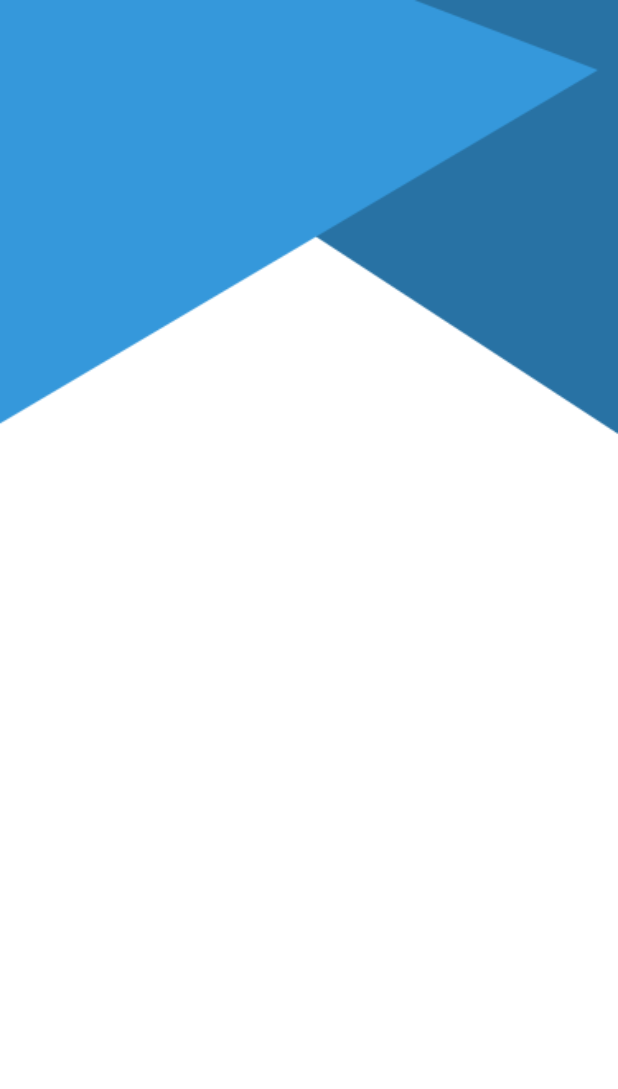
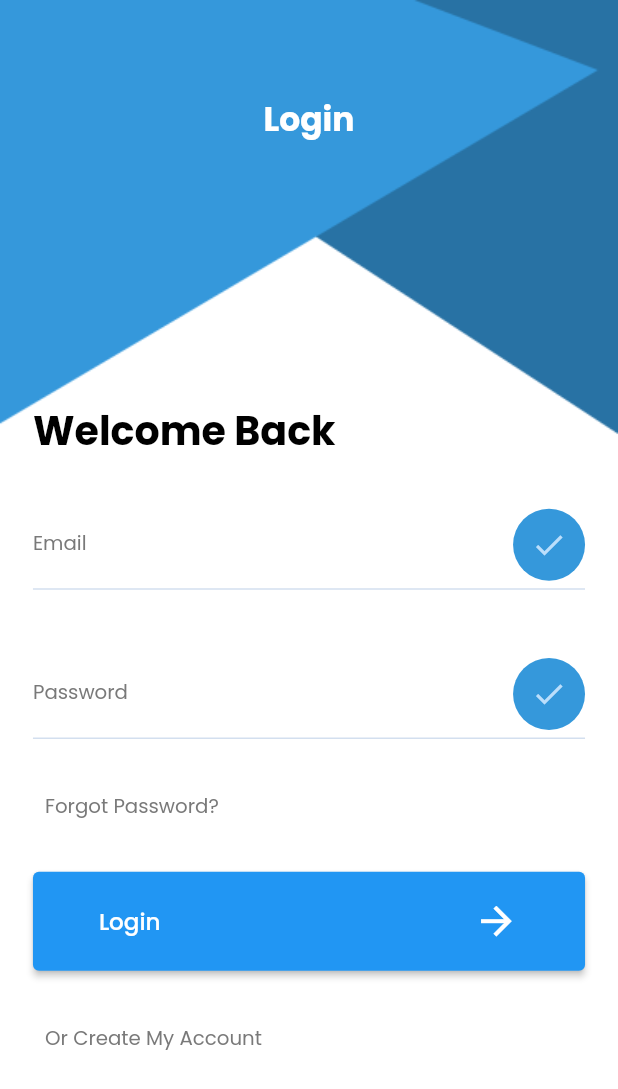
Before and after one commit to heshamgasser/chat_app, a Flutter app: the screen it shows after launch, on a phone screen of 412 x 824 dp. Shown: the top 1089 px of the screen. Run offline on Flutter 3.47's test engine with Material 2 defaults, Android fonts, the phone set to English and light mode, and no system bars; our stand-ins replace flutter_screenutil, google_fonts.

Commit message:
complete login screen ui design

```diff
--- a/lib/main.dart
+++ b/lib/main.dart
@@ -1,10 +1,13 @@
 import 'package:chat_app/screens/login_screen.dart';
-import 'package:chat_app/styles/app_theme.dart';
+import 'package:chat_app/style/app_theme.dart';
+
 import 'package:flutter/material.dart';
 import 'package:flutter_screenutil/flutter_screenutil.dart';
 
 void main (){
-  runApp(ChatApp());
+  runApp(ScreenUtilInit(
+      designSize: const Size(375, 812),
+      child: ChatApp()));
 }
 
 
@@ -13,16 +16,19 @@ class ChatApp extends StatelessWidget {
 
   @override
   Widget build(BuildContext context) {
-    return ScreenUtilInit(
-      designSize: const Size(375, 812),
-      child: MaterialApp(
-        debugShowCheckedModeBanner: false,
-        initialRoute: LoginScreen.routeName,
-        routes: {
-          LoginScreen.routeName:(context) => LoginScreen(),
-        },
-        theme: AppTheme.lightTheme,
-      ),
+    return MaterialApp(
+
+      debugShowCheckedModeBanner: false,
+
+      theme: AppTheme.lightTheme,
+      // darkTheme: AppTheme.darkTheme,
+
+      initialRoute: LoginScreen.routeName,
+      routes: {
+        LoginScreen.routeName:(context) => LoginScreen(),
+      },
+
+
     );
   }
 }
--- a/lib/screens/login_screen.dart
+++ b/lib/screens/login_screen.dart
@@ -1,4 +1,7 @@
+import 'package:chat_app/style/app_colors.dart';
+import 'package:chat_app/widget/login_screen_widget/text_form_field_widget.dart';
 import 'package:flutter/material.dart';
+import 'package:flutter_screenutil/flutter_screenutil.dart';
 
 class LoginScreen extends StatelessWidget {
   static const String routeName = 'Login Screen';
@@ -12,7 +15,69 @@ class LoginScreen extends StatelessWidget {
             fit: BoxFit.fill),
       ),
       child: Scaffold(
-        backgroundColor: Colors.transparent,
+        resizeToAvoidBottomInset: false,
+        appBar: AppBar(
+          title: Text(
+            'Login',
+            style: Theme.of(context).textTheme.titleLarge,
+          ),
+        ),
+        body: Padding(
+          padding: EdgeInsets.symmetric(horizontal: 20.w, vertical: 20.h),
+          child: Column(
+            mainAxisAlignment: MainAxisAlignment.center,
+            crossAxisAlignment: CrossAxisAlignment.start,
+            children: [
+              Text(
+                'Welcome Back',
+                style: Theme.of(context).textTheme.displayLarge,
+              ),
+              SizedBox(height: 25.h),
+              TextFormFieldWidget(label: 'Email'),
+              SizedBox(height: 39.h),
+              TextFormFieldWidget(
+                label: 'Password',
+                secure: true,
+              ),
+              SizedBox(height: 20.h),
+              TextButton(
+                onPressed: () {},
+                child: Text(
+                  'Forgot Password?',
+                  style: Theme.of(context).textTheme.displaySmall,
+                ),
+              ),
+              SizedBox(height: 20.h),
+              ElevatedButton(
+                style: ElevatedButton.styleFrom(
+                    padding: EdgeInsets.symmetric(
+                        vertical: 17.5.h, horizontal: 40.w)),
+                onPressed: () {},
+                child: Row(
+                  children: [
+                    Text(
+                      'Login',
+                      style: Theme.of(context).textTheme.titleMedium,
+                    ),
+                    Spacer(),
+                    Icon(
+                      Icons.arrow_forward,
+                      size: 30.r,
+                    )
+                  ],
+                ),
+              ),
+              SizedBox(height: 20.h),
+              TextButton(
+                onPressed: () {},
+                child: Text(
+                  'Or Create My Account',
+                  style: Theme.of(context).textTheme.displaySmall,
+                ),
+              ),
+            ],
+          ),
+        ),
       ),
     );
   }
--- /dev/null
+++ b/lib/style/app_colors.dart
@@ -0,0 +1,16 @@
+import 'package:flutter/material.dart';
+
+class AppColors {
+ static const Color grayColor = Color(0xFF797979);
+ static const Color blueColor = Color(0xFF3598DB);
+ static const Color lightBlueColor = Color(0xFFD3DFEF);
+ static const Color darkBackgroundColor = Color(0xFF060E1E);
+ static const Color lightTaskColor = Color(0xFF5D9CEC);
+ static const Color lightDateColor = Color(0xFFA9A9A9);
+ static const Color lightTaskDoneColor = Color(0xFF61E757);
+ static const Color lightBottomNavigationBarColor = Color(0xFFFFFFFF);
+ static const Color darkBottomNavigationBarColor = Color(0xFF141922);
+
+
+
+}
--- /dev/null
+++ b/lib/style/app_text.dart
@@ -0,0 +1,27 @@
+import 'package:chat_app/style/app_colors.dart';
+import 'package:flutter/material.dart';
+import 'package:flutter_screenutil/flutter_screenutil.dart';
+import 'package:google_fonts/google_fonts.dart';
+
+class AppText {
+ static TextStyle poppins20BoldWhite = GoogleFonts.poppins(
+     fontSize: 20.sp,
+  fontWeight: FontWeight.bold,
+  color: Colors.white
+     );
+ static TextStyle poppins24BoldBlack = GoogleFonts.poppins(
+     fontSize: 24.sp,
+  fontWeight: FontWeight.bold,
+  color: Colors.black
+     );
+ static TextStyle poppins12RegularGray = GoogleFonts.poppins(
+     fontSize: 12.sp,
+  fontWeight: FontWeight.normal,
+  color: AppColors.grayColor
+     );
+ static TextStyle poppins14SemiBoldWhite = GoogleFonts.poppins(
+     fontSize: 14.sp,
+  fontWeight: FontWeight.w500,
+  color: Colors.white
+     );
+}
--- /dev/null
+++ b/lib/style/app_theme.dart
@@ -0,0 +1,31 @@
+import 'package:flutter/material.dart';
+import 'package:flutter_screenutil/flutter_screenutil.dart';
+
+import 'app_colors.dart';
+import 'app_text.dart';
+
+class AppTheme {
+  static ThemeData lightTheme = ThemeData(
+    scaffoldBackgroundColor: Colors.transparent,
+    appBarTheme: AppBarTheme(
+        backgroundColor: Colors.transparent,
+        iconTheme: IconThemeData(color: Colors.white, size: 30.r),
+        elevation: 0,
+        centerTitle: true,
+        toolbarHeight: 157.h),
+
+    brightness: Brightness.light,
+    textTheme: TextTheme(
+      titleLarge: AppText.poppins20BoldWhite,
+      titleMedium: AppText.poppins14SemiBoldWhite,
+      displayLarge: AppText.poppins24BoldBlack,
+      // displayMedium: AppText.lightAddTaskBodyFont,
+      displaySmall: AppText.poppins12RegularGray,
+      // labelLarge: AppText.labelFont,
+      // headlineLarge: AppText.taskFont,
+      // headlineMedium: AppText.taskDoneFont,
+    ),
+  );
+
+  static ThemeData darkTheme = ThemeData();
+}
--- a/lib/styles/app_theme.dart
+++ /dev/null
@@ -1,9 +0,0 @@
-import 'package:flutter/material.dart';
-
-class AppTheme {
-
-  static ThemeData lightTheme = ThemeData(
-    scaffoldBackgroundColor: Colors.transparent,
-  );
-
-}
--- /dev/null
+++ b/lib/widget/login_screen_widget/text_form_field_widget.dart
@@ -0,0 +1,43 @@
+import 'package:flutter/material.dart';
+import 'package:flutter_screenutil/flutter_screenutil.dart';
+
+import '../../style/app_colors.dart';
+
+class TextFormFieldWidget extends StatelessWidget {
+ String label;
+ bool secure;
+
+
+ TextFormFieldWidget({required this.label, this.secure = false});
+
+  @override
+  Widget build(BuildContext context) {
+    return TextFormField(
+      obscureText: secure,
+      textInputAction: TextInputAction.next,
+      decoration: InputDecoration(
+        suffixIcon: CircleAvatar(radius: 14.r, backgroundColor: AppColors.blueColor, child: Icon(Icons.done),),
+        border: UnderlineInputBorder(
+            borderSide: BorderSide(color: AppColors.lightBlueColor)
+        ),
+        focusedBorder: UnderlineInputBorder(
+            borderSide: BorderSide(color: AppColors.blueColor)
+        ),
+        enabledBorder: UnderlineInputBorder(
+            borderSide: BorderSide(color: AppColors.lightBlueColor)
+        ),
+        disabledBorder: UnderlineInputBorder(
+            borderSide: BorderSide(color: AppColors.lightBlueColor)
+        ),
+        errorBorder: UnderlineInputBorder(
+            borderSide: BorderSide(color: Colors.red)
+        ),
+        labelText: label,
+        labelStyle: Theme.of(context).textTheme.displaySmall,
+
+
+
+      ),
+    );
+  }
+}
```
